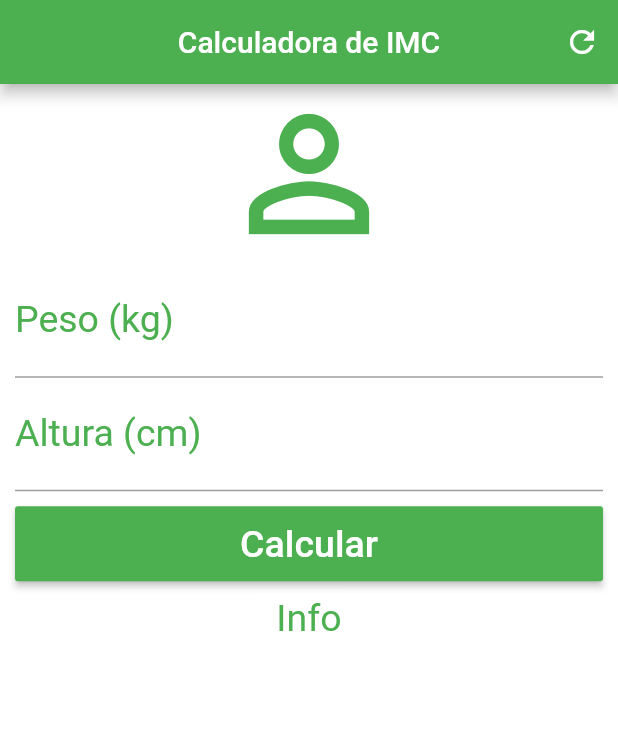
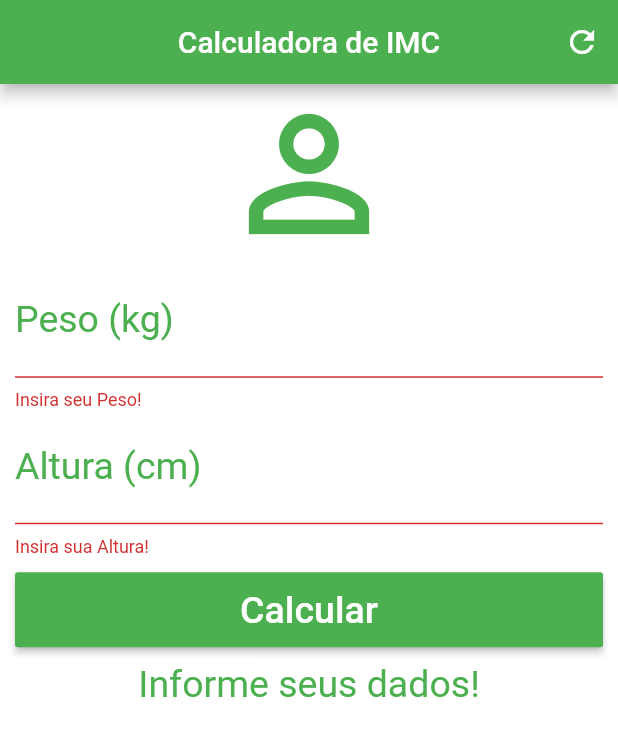
Before and after one commit to renatacf1994/calculadora_imc, a Flutter app: the screen it shows after launch, after a tap on "Calcular", on a phone screen of 412 x 824 dp. Shown: the top 736 px of the screen. Run offline on Flutter 3.47's test engine with Material 2 defaults, Android fonts, the phone set to English and light mode, and no system bars.

Commit message:
calculos e finalizacao

```diff
--- a/lib/main.dart
+++ b/lib/main.dart
@@ -14,6 +14,52 @@ class Home extends StatefulWidget {
 }
 
 class _HomeState extends State<Home> {
+  TextEditingController weightController = TextEditingController();
+  TextEditingController heightController = TextEditingController();
+
+  GlobalKey<FormState> _formKey = GlobalKey<FormState>();
+
+  String _infoText = "Informe seus dados!";
+
+  void _resetFields(){
+    weightController.text = "";
+    heightController.text = "";
+    setState(() {
+      _infoText = "Informe seus dados!";
+      _formKey = GlobalKey<FormState>();
+    });
+
+  }
+
+  void _calculate(){
+    setState(() {
+      double weight = double.parse(weightController.text);
+      double height = double.parse(heightController.text) / 100;
+      double imc = weight / (height * height);
+
+      if(imc < 18.6){
+        _infoText = "Abaixo do Peso (${imc.toStringAsPrecision(4)})";
+      }
+      else if (imc >= 18.6 && imc < 24.9){
+        _infoText = "Peso Ideal (${imc.toStringAsPrecision(4)})";
+      }
+      else if (imc >= 24.9 && imc < 29.9){
+        _infoText = "Levemente Acima do Peso (${imc.toStringAsPrecision(4)})";
+      }
+      else if (imc >= 29.9 && imc < 34.9){
+        _infoText = "Obesidade Grau I (${imc.toStringAsPrecision(4)})";
+      }
+      else if (imc >= 34.9 && imc < 39.9){
+        _infoText = "Obesidade Grau II (${imc.toStringAsPrecision(4)})";
+      }
+      else if (imc >= 40){
+        _infoText = "Obesidade Grau III (${imc.toStringAsPrecision(4)})";
+      }
+    });
+
+
+  }
+
   @override
   Widget build(BuildContext context) {
     return Scaffold(
@@ -24,13 +70,15 @@ class _HomeState extends State<Home> {
         actions: <Widget>[
           IconButton(
             icon: Icon(Icons.refresh),
-              onPressed: () {},
+            onPressed: _resetFields,
           )
         ],
       ),
       backgroundColor: Colors.white,
       body: SingleChildScrollView(
         padding: EdgeInsets.fromLTRB(10.0, 0.0, 10.0, 0.0),
+        child: Form(
+          key: _formKey,
           child: Column(
             crossAxisAlignment: CrossAxisAlignment.stretch,
             children: <Widget>[
@@ -39,37 +87,60 @@ class _HomeState extends State<Home> {
                 size: 120.0,
                 color: Colors.green,
               ),
-              TextField(
+              TextFormField(
                 keyboardType: TextInputType.number,
                 decoration: InputDecoration(
                     labelText: "Peso (kg)",
                     labelStyle: TextStyle(color: Colors.green)),
                 textAlign: TextAlign.center,
                 style: TextStyle(color: Colors.green, fontSize: 25.0),
+                controller: weightController,
+                validator: (value){
+                  if (value!.isEmpty){
+                    return "Insira seu Peso!";
+                  }
+                },
               ),
-              TextField(
+              TextFormField(
                 keyboardType: TextInputType.number,
                 decoration: InputDecoration(
                     labelText: "Altura (cm)",
                     labelStyle: TextStyle(color: Colors.green)),
                 textAlign: TextAlign.center,
                 style: TextStyle(color: Colors.green, fontSize: 25.0),
+                controller: heightController,
+                validator: (value){
+                  if (value!.isEmpty){
+                    return "Insira sua Altura!";
+                  }
+                },
               ),
               Padding(
                 padding: EdgeInsets.only(top: 10.0, bottom: 10.0),
                 child: Container(
                   height: 50.0,
-                  child: RaisedButton(onPressed: (){},
-                    child: Text("Calcular", style: TextStyle(color: Colors.white, fontSize: 25.0),),
+                  child: RaisedButton(
+                    onPressed: (){
+                      if(_formKey.currentState!.validate()){
+                        _calculate();
+                      }
+                    },
+                    child: Text(
+                      "Calcular",
+                      style: TextStyle(color: Colors.white, fontSize: 25.0),
+                    ),
                     color: Colors.green,
                   ),
                 ),
               ),
-              Text("Info",
+              Text(
+                _infoText,
                 textAlign: TextAlign.center,
-                style: TextStyle(color: Colors.green, fontSize: 25.0),),
+                style: TextStyle(color: Colors.green, fontSize: 25.0),
+              ),
             ],
           ),
+        )
       ),
     );
   }
```
Lines whose indentation alone changed are shown as unchanged.
